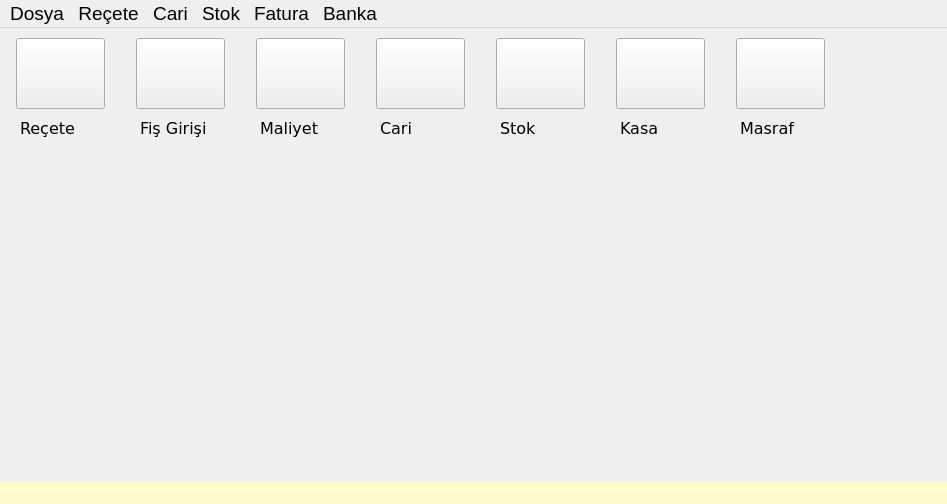
nerdogan/nenra, file mainwindow.ui: the form before one commit.
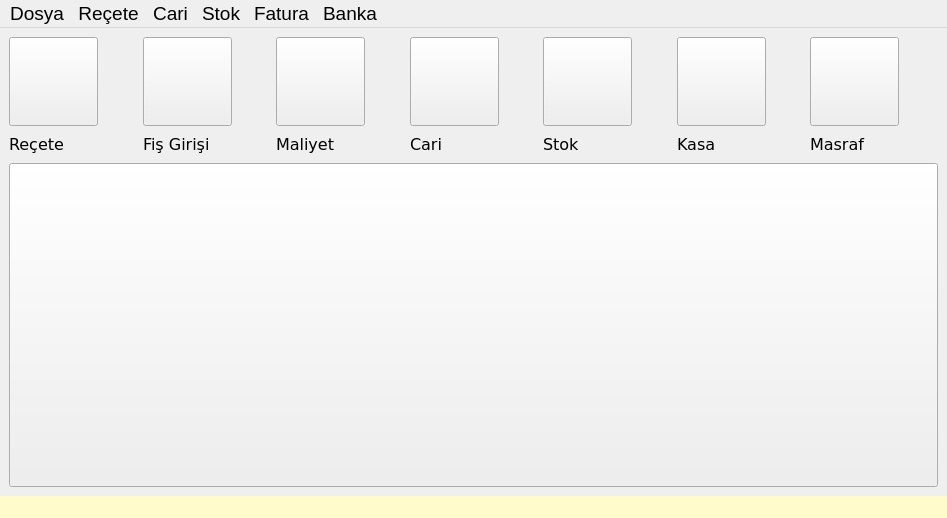
The form after the commit. Icons and pictures are not drawn.

The edit to the form file:
```diff
--- a/mainwindow.ui
+++ b/mainwindow.ui
@@ -7,7 +7,7 @@
     <x>0</x>
     <y>0</y>
     <width>947</width>
-    <height>504</height>
+    <height>518</height>
    </rect>
   </property>
   <property name="minimumSize">
@@ -36,73 +36,46 @@
    <enum>Qt::ToolButtonIconOnly</enum>
   </property>
   <widget class="QWidget" name="centralwidget">
-   <widget class="QWidget" name="verticalLayoutWidget">
-    <property name="geometry">
-     <rect>
-      <x>10</x>
-      <y>470</y>
-      <width>621</width>
-      <height>80</height>
-     </rect>
-    </property>
-    <layout class="QVBoxLayout" name="verticalLayout"/>
-   </widget>
-   <widget class="QWidget" name="verticalLayoutWidget_2">
-    <property name="geometry">
-     <rect>
-      <x>10</x>
-      <y>140</y>
-      <width>821</width>
-      <height>331</height>
-     </rect>
-    </property>
-    <layout class="QVBoxLayout" name="verticalLayout_2"/>
-   </widget>
-   <widget class="QWidget" name="horizontalLayoutWidget">
-    <property name="geometry">
-     <rect>
-      <x>10</x>
-      <y>10</y>
-      <width>101</width>
-      <height>71</height>
-     </rect>
-    </property>
-    <layout class="QHBoxLayout" name="horizontalLayout">
+         <layout class="QGridLayout" name="gridLayout">
+             <item row="1" column="0" colspan="7">
+                 <layout class="QVBoxLayout" name="verticalLayout">
      <item>
-      <widget class="QPushButton" name="pushButton">
-       <property name="maximumSize">
+                         <widget class="QPushButton" name="pushButton_8">
+                             <property name="sizePolicy">
+                                 <sizepolicy hsizetype="Preferred" vsizetype="Preferred">
+                                     <horstretch>0</horstretch>
+                                     <verstretch>0</verstretch>
+                                 </sizepolicy>
+                             </property>
+                             <property name="minimumSize">
         <size>
-         <width>89</width>
-         <height>89</height>
-        </size>
-       </property>
-       <property name="font">
-        <font>
-         <family>Verdana</family>
-         <pointsize>12</pointsize>
-         <weight>75</weight>
-         <bold>true</bold>
-        </font>
-       </property>
+                                     <width>500</width>
+                                     <height>300</height>
+                                 </size>
+                             </property>
        <property name="text">
         <string/>
        </property>
       </widget>
      </item>
     </layout>
-   </widget>
-   <widget class="QWidget" name="horizontalLayoutWidget_2">
-    <property name="geometry">
-     <rect>
-      <x>130</x>
-      <y>10</y>
-      <width>101</width>
-      <height>71</height>
-     </rect>
-    </property>
-    <layout class="QHBoxLayout" name="horizontalLayout_2">
+             </item>
+             <item row="0" column="1">
+                 <layout class="QVBoxLayout" name="verticalLayout_4">
      <item>
       <widget class="QPushButton" name="pushButton_2">
+                             <property name="sizePolicy">
+                                 <sizepolicy hsizetype="Preferred" vsizetype="Preferred">
+                                     <horstretch>0</horstretch>
+                                     <verstretch>0</verstretch>
+                                 </sizepolicy>
+                             </property>
+                             <property name="minimumSize">
+                                 <size>
+                                     <width>89</width>
+                                     <height>89</height>
+                                 </size>
+                             </property>
        <property name="maximumSize">
         <size>
          <width>89</width>
@@ -122,35 +95,13 @@
        </property>
       </widget>
      </item>
-    </layout>
-   </widget>
-   <widget class="QLabel" name="label">
-    <property name="geometry">
-     <rect>
-      <x>20</x>
-      <y>90</y>
-      <width>91</width>
-      <height>20</height>
-     </rect>
-    </property>
-    <property name="font">
-     <font>
-      <family>Verdana</family>
-      <pointsize>12</pointsize>
-     </font>
-    </property>
-    <property name="text">
-     <string>Reçete</string>
-    </property>
-   </widget>
+                     <item>
    <widget class="QLabel" name="label_2">
-    <property name="geometry">
-     <rect>
-      <x>140</x>
-      <y>90</y>
-      <width>81</width>
-      <height>20</height>
-     </rect>
+                             <property name="maximumSize">
+                                 <size>
+                                     <width>16777215</width>
+                                     <height>25</height>
+                                 </size>
     </property>
     <property name="font">
      <font>
@@ -162,18 +113,81 @@
      <string>Fiş Girişi</string>
     </property>
    </widget>
-   <widget class="QWidget" name="horizontalLayoutWidget_5">
-    <property name="geometry">
-     <rect>
-      <x>250</x>
-      <y>10</y>
-      <width>101</width>
-      <height>71</height>
-     </rect>
-    </property>
-    <layout class="QHBoxLayout" name="horizontalLayout_5">
+                     </item>
+                 </layout>
+             </item>
+             <item row="0" column="5">
+                 <layout class="QVBoxLayout" name="verticalLayout_8">
+                     <item>
+                         <widget class="QPushButton" name="pushButton_6">
+                             <property name="sizePolicy">
+                                 <sizepolicy hsizetype="Preferred" vsizetype="Preferred">
+                                     <horstretch>0</horstretch>
+                                     <verstretch>0</verstretch>
+                                 </sizepolicy>
+                             </property>
+                             <property name="minimumSize">
+                                 <size>
+                                     <width>89</width>
+                                     <height>89</height>
+                                 </size>
+                             </property>
+                             <property name="maximumSize">
+                                 <size>
+                                     <width>89</width>
+                                     <height>89</height>
+                                 </size>
+                             </property>
+                             <property name="font">
+                                 <font>
+                                     <family>Verdana</family>
+                                     <pointsize>12</pointsize>
+                                     <weight>75</weight>
+                                     <bold>true</bold>
+                                 </font>
+                             </property>
+                             <property name="text">
+                                 <string/>
+                             </property>
+                         </widget>
+                     </item>
+                     <item>
+                         <widget class="QLabel" name="label_6">
+                             <property name="maximumSize">
+                                 <size>
+                                     <width>16777215</width>
+                                     <height>25</height>
+                                 </size>
+                             </property>
+                             <property name="font">
+                                 <font>
+                                     <family>Verdana</family>
+                                     <pointsize>12</pointsize>
+                                 </font>
+                             </property>
+                             <property name="text">
+                                 <string>Kasa</string>
+                             </property>
+                         </widget>
+                     </item>
+                 </layout>
+             </item>
+             <item row="0" column="2">
+                 <layout class="QVBoxLayout" name="verticalLayout_5">
      <item>
       <widget class="QPushButton" name="pushButton_3">
+                             <property name="sizePolicy">
+                                 <sizepolicy hsizetype="Preferred" vsizetype="Preferred">
+                                     <horstretch>0</horstretch>
+                                     <verstretch>0</verstretch>
+                                 </sizepolicy>
+                             </property>
+                             <property name="minimumSize">
+                                 <size>
+                                     <width>89</width>
+                                     <height>89</height>
+                                 </size>
+                             </property>
        <property name="maximumSize">
         <size>
          <width>89</width>
@@ -193,16 +207,13 @@
        </property>
       </widget>
      </item>
-    </layout>
-   </widget>
+                     <item>
    <widget class="QLabel" name="label_3">
-    <property name="geometry">
-     <rect>
-      <x>260</x>
-      <y>90</y>
-      <width>91</width>
-      <height>20</height>
-     </rect>
+                             <property name="maximumSize">
+                                 <size>
+                                     <width>16777215</width>
+                                     <height>25</height>
+                                 </size>
     </property>
     <property name="font">
      <font>
@@ -214,18 +225,25 @@
      <string>Maliyet</string>
     </property>
    </widget>
-   <widget class="QWidget" name="horizontalLayoutWidget_6">
-    <property name="geometry">
-     <rect>
-      <x>370</x>
-      <y>10</y>
-      <width>101</width>
-      <height>71</height>
-     </rect>
-    </property>
-    <layout class="QHBoxLayout" name="horizontalLayout_6">
+                     </item>
+                 </layout>
+             </item>
+             <item row="0" column="3">
+                 <layout class="QVBoxLayout" name="verticalLayout_6">
      <item>
       <widget class="QPushButton" name="pushButton_4">
+                             <property name="sizePolicy">
+                                 <sizepolicy hsizetype="Preferred" vsizetype="Preferred">
+                                     <horstretch>0</horstretch>
+                                     <verstretch>0</verstretch>
+                                 </sizepolicy>
+                             </property>
+                             <property name="minimumSize">
+                                 <size>
+                                     <width>89</width>
+                                     <height>89</height>
+                                 </size>
+                             </property>
        <property name="maximumSize">
         <size>
          <width>89</width>
@@ -245,16 +263,13 @@
        </property>
       </widget>
      </item>
-    </layout>
-   </widget>
+                     <item>
    <widget class="QLabel" name="label_4">
-    <property name="geometry">
-     <rect>
-      <x>380</x>
-      <y>90</y>
-      <width>71</width>
-      <height>20</height>
-     </rect>
+                             <property name="maximumSize">
+                                 <size>
+                                     <width>16777215</width>
+                                     <height>25</height>
+                                 </size>
     </property>
     <property name="font">
      <font>
@@ -266,18 +281,25 @@
      <string>Cari</string>
     </property>
    </widget>
-   <widget class="QWidget" name="horizontalLayoutWidget_7">
-    <property name="geometry">
-     <rect>
-      <x>490</x>
-      <y>10</y>
-      <width>101</width>
-      <height>71</height>
-     </rect>
-    </property>
-    <layout class="QHBoxLayout" name="horizontalLayout_7">
+                     </item>
+                 </layout>
+             </item>
+             <item row="0" column="4">
+                 <layout class="QVBoxLayout" name="verticalLayout_7">
      <item>
       <widget class="QPushButton" name="pushButton_5">
+                             <property name="sizePolicy">
+                                 <sizepolicy hsizetype="Preferred" vsizetype="Preferred">
+                                     <horstretch>0</horstretch>
+                                     <verstretch>0</verstretch>
+                                 </sizepolicy>
+                             </property>
+                             <property name="minimumSize">
+                                 <size>
+                                     <width>89</width>
+                                     <height>89</height>
+                                 </size>
+                             </property>
        <property name="maximumSize">
         <size>
          <width>89</width>
@@ -297,16 +319,13 @@
        </property>
       </widget>
      </item>
-    </layout>
-   </widget>
+                     <item>
    <widget class="QLabel" name="label_5">
-    <property name="geometry">
-     <rect>
-      <x>500</x>
-      <y>90</y>
-      <width>71</width>
-      <height>20</height>
-     </rect>
+                             <property name="maximumSize">
+                                 <size>
+                                     <width>16777215</width>
+                                     <height>25</height>
+                                 </size>
     </property>
     <property name="font">
      <font>
@@ -318,70 +337,25 @@
      <string>Stok</string>
     </property>
    </widget>
-   <widget class="QWidget" name="horizontalLayoutWidget_8">
-    <property name="geometry">
-     <rect>
-      <x>610</x>
-      <y>10</y>
-      <width>101</width>
-      <height>71</height>
-     </rect>
-    </property>
-    <layout class="QHBoxLayout" name="horizontalLayout_8">
-     <item>
-      <widget class="QPushButton" name="pushButton_6">
-       <property name="maximumSize">
-        <size>
-         <width>89</width>
-         <height>89</height>
-        </size>
-       </property>
-       <property name="font">
-        <font>
-         <family>Verdana</family>
-         <pointsize>12</pointsize>
-         <weight>75</weight>
-         <bold>true</bold>
-        </font>
-       </property>
-       <property name="text">
-        <string/>
-       </property>
-      </widget>
-     </item>
-    </layout>
-   </widget>
-   <widget class="QLabel" name="label_6">
-    <property name="geometry">
-     <rect>
-      <x>620</x>
-      <y>90</y>
-      <width>71</width>
-      <height>20</height>
-     </rect>
-    </property>
-    <property name="font">
-     <font>
-      <family>Verdana</family>
-      <pointsize>12</pointsize>
-     </font>
-    </property>
-    <property name="text">
-     <string>Kasa</string>
-    </property>
-   </widget>
-   <widget class="QWidget" name="horizontalLayoutWidget_9">
-    <property name="geometry">
-     <rect>
-      <x>730</x>
-      <y>10</y>
-      <width>101</width>
-      <height>71</height>
-     </rect>
-    </property>
-    <layout class="QHBoxLayout" name="horizontalLayout_9">
+                     </item>
+                 </layout>
+             </item>
+             <item row="0" column="6">
+                 <layout class="QVBoxLayout" name="verticalLayout_9">
      <item>
       <widget class="QPushButton" name="pushButton_7">
+                             <property name="sizePolicy">
+                                 <sizepolicy hsizetype="Preferred" vsizetype="Preferred">
+                                     <horstretch>0</horstretch>
+                                     <verstretch>0</verstretch>
+                                 </sizepolicy>
+                             </property>
+                             <property name="minimumSize">
+                                 <size>
+                                     <width>89</width>
+                                     <height>89</height>
+                                 </size>
+                             </property>
        <property name="maximumSize">
         <size>
          <width>89</width>
@@ -401,16 +375,13 @@
        </property>
       </widget>
      </item>
-    </layout>
-   </widget>
+                     <item>
    <widget class="QLabel" name="label_7">
-    <property name="geometry">
-     <rect>
-      <x>740</x>
-      <y>90</y>
-      <width>71</width>
-      <height>20</height>
-     </rect>
+                             <property name="maximumSize">
+                                 <size>
+                                     <width>16777215</width>
+                                     <height>25</height>
+                                 </size>
     </property>
     <property name="font">
      <font>
@@ -422,6 +393,69 @@
      <string>Masraf</string>
     </property>
    </widget>
+                     </item>
+                 </layout>
+             </item>
+             <item row="0" column="0">
+                 <layout class="QVBoxLayout" name="verticalLayout_3">
+                     <item>
+                         <widget class="QPushButton" name="pushButton">
+                             <property name="sizePolicy">
+                                 <sizepolicy hsizetype="Preferred" vsizetype="Preferred">
+                                     <horstretch>0</horstretch>
+                                     <verstretch>0</verstretch>
+                                 </sizepolicy>
+                             </property>
+                             <property name="minimumSize">
+                                 <size>
+                                     <width>89</width>
+                                     <height>89</height>
+                                 </size>
+                             </property>
+                             <property name="maximumSize">
+                                 <size>
+                                     <width>89</width>
+                                     <height>89</height>
+                                 </size>
+                             </property>
+                             <property name="font">
+                                 <font>
+                                     <family>Verdana</family>
+                                     <pointsize>12</pointsize>
+                                     <weight>75</weight>
+                                     <bold>true</bold>
+                                 </font>
+                             </property>
+                             <property name="text">
+                                 <string/>
+                             </property>
+                         </widget>
+                     </item>
+                     <item>
+                         <widget class="QLabel" name="label">
+                             <property name="maximumSize">
+                                 <size>
+                                     <width>16777215</width>
+                                     <height>25</height>
+                                 </size>
+                             </property>
+                             <property name="font">
+                                 <font>
+                                     <family>Verdana</family>
+                                     <pointsize>12</pointsize>
+                                 </font>
+                             </property>
+                             <property name="text">
+                                 <string>Reçete</string>
+                             </property>
+                         </widget>
+                     </item>
+                 </layout>
+             </item>
+             <item row="2" column="0" colspan="2">
+                 <layout class="QVBoxLayout" name="verticalLayout_2"/>
+             </item>
+         </layout>
   </widget>
   <widget class="QMenuBar" name="menubar">
    <property name="geometry">
```
Left out of the diff: 2 changed lines with no effect on the pictures. Lines whose indentation alone changed are shown as unchanged.
